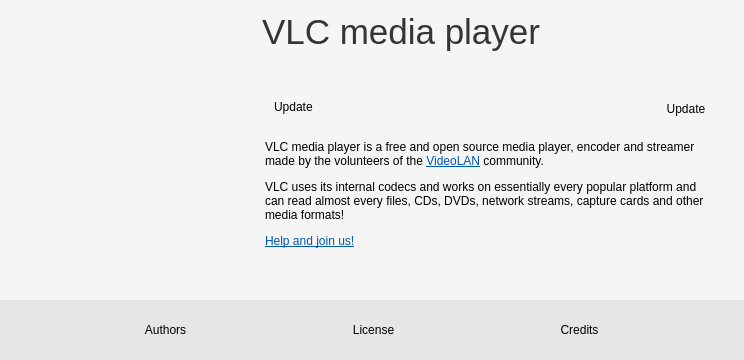
andronmobi/vlc-parrot-asteroid, file modules/gui/qt4/ui/about.ui: the form before one commit.
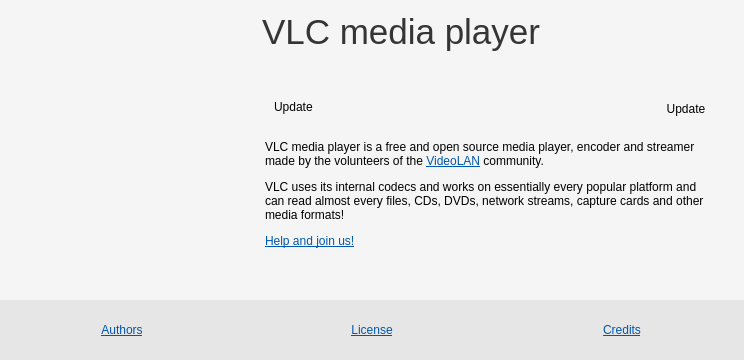
The form after the commit. Icons and pictures are not drawn.

Commit message: About: make the label look like links

What changed in the file:
```diff
--- a/modules/gui/qt4/ui/about.ui
+++ b/modules/gui/qt4/ui/about.ui
@@ -279,41 +279,50 @@
        <number>0</number>
       </property>
       <item>
-       <widget class="QToolButton" name="authorsButton">
+       <widget class="QLabel" name="authorsButton">
+        <property name="cursor">
+         <cursorShape>PointingHandCursor</cursorShape>
+        </property>
         <property name="styleSheet">
          <string notr="true">padding: 10px</string>
         </property>
         <property name="text">
-         <string>Authors</string>
+         <string>&lt;html&gt;&lt;head/&gt;&lt;body&gt;&lt;p&gt;&lt;span style=&quot; text-decoration: underline; color:#0057ae;&quot;&gt;Authors&lt;/span&gt;&lt;/p&gt;&lt;/body&gt;&lt;/html&gt;</string>
         </property>
-        <property name="autoRaise">
-         <bool>true</bool>
+        <property name="alignment">
+         <set>Qt::AlignCenter</set>
         </property>
        </widget>
       </item>
       <item>
-       <widget class="QToolButton" name="licenseButton">
+       <widget class="QLabel" name="licenseButton">
+        <property name="cursor">
+         <cursorShape>PointingHandCursor</cursorShape>
+        </property>
         <property name="styleSheet">
          <string notr="true">padding: 10px</string>
         </property>
         <property name="text">
-         <string>License</string>
+         <string>&lt;html&gt;&lt;head/&gt;&lt;body&gt;&lt;p&gt;&lt;span style=&quot; text-decoration: underline; color:#0057ae;&quot;&gt;License&lt;/span&gt;&lt;/p&gt;&lt;/body&gt;&lt;/html&gt;</string>
         </property>
-        <property name="autoRaise">
-         <bool>true</bool>
+        <property name="alignment">
+         <set>Qt::AlignCenter</set>
         </property>
        </widget>
       </item>
       <item>
-       <widget class="QToolButton" name="creditsButton">
+       <widget class="QLabel" name="creditsButton">
+        <property name="cursor">
+         <cursorShape>PointingHandCursor</cursorShape>
+        </property>
         <property name="styleSheet">
          <string notr="true">padding: 10px;</string>
         </property>
         <property name="text">
-         <string>Credits</string>
+         <string>&lt;html&gt;&lt;head/&gt;&lt;body&gt;&lt;p&gt;&lt;span style=&quot; text-decoration: underline; color:#0057ae;&quot;&gt;Credits&lt;/span&gt;&lt;/p&gt;&lt;/body&gt;&lt;/html&gt;</string>
         </property>
-        <property name="autoRaise">
-         <bool>true</bool>
+        <property name="alignment">
+         <set>Qt::AlignCenter</set>
         </property>
        </widget>
       </item>
```
The commit also changes 1 other file.
